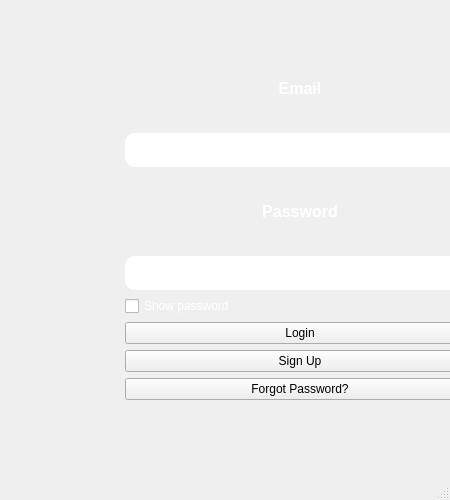
Before: the Qt Designer form login.ui in SannySideUp/Habit-tracker, drawn with Qt 5.
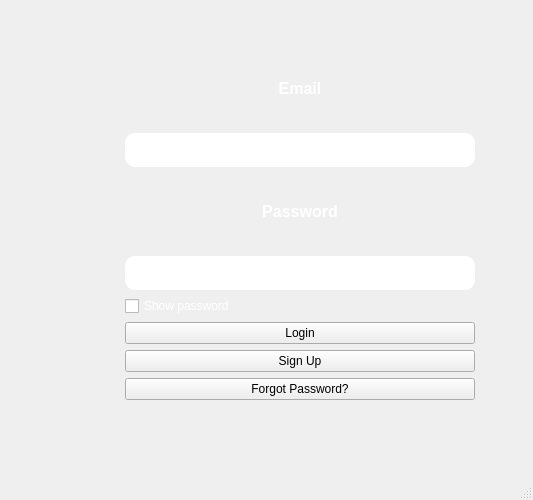
After: the same form once the commit is applied.

Diff of the .ui file:
```diff
--- a/login.ui
+++ b/login.ui
@@ -4,9 +4,9 @@
  <widget class="QMainWindow" name="HT">
   <property name="geometry">
    <rect>
-    <x>200</x>
-    <y>200</y>
-    <width>450</width>
+    <x>0</x>
+    <y>0</y>
+    <width>533</width>
     <height>500</height>
    </rect>
   </property>
@@ -27,7 +27,7 @@
       <height>350</height>
      </rect>
     </property>
-    <layout class="QVBoxLayout" name="verticalLayout" stretch="2,2,2,2">
+    <layout class="QVBoxLayout" name="verticalLayout" stretch="2,2,2,2,0,0,0,0">
      <item>
       <widget class="QLabel" name="label">
        <property name="alignment">
```
Left out of the diff: 44 changed lines with no effect on the pictures.
